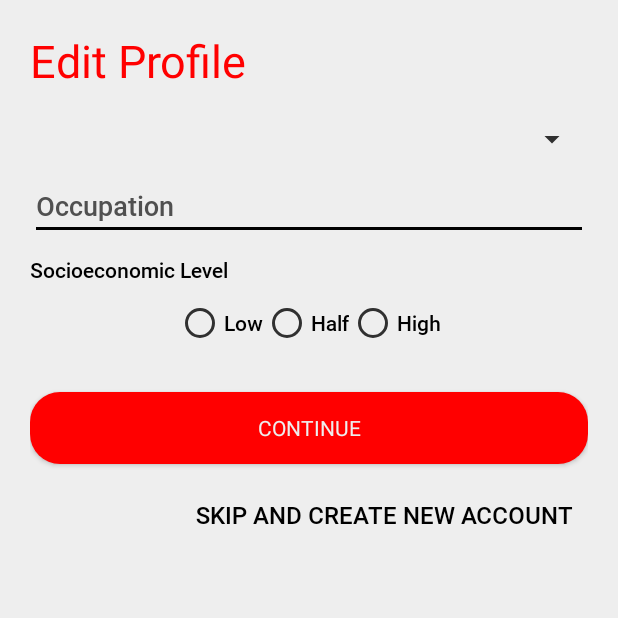
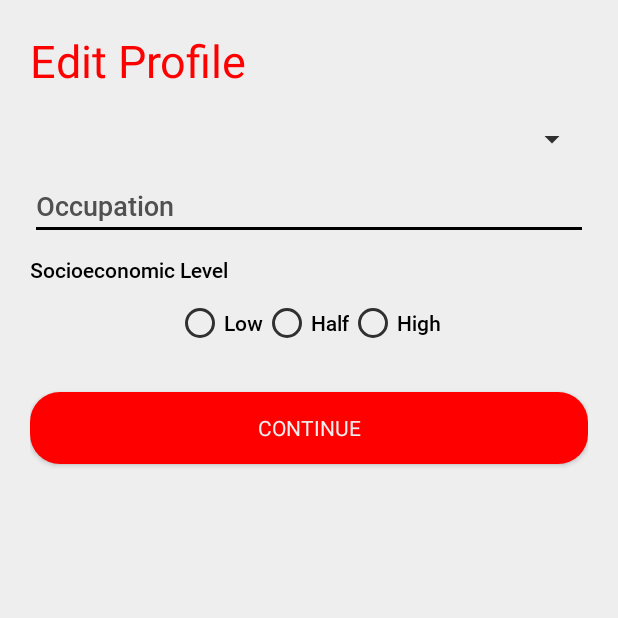
Before and after one commit to AlanDeJesusRamirezValencia/Perceptor_de_Inseguridad, an Android app: the fragment EditUserFragment shown on its own in the app's theme, on a phone screen of 412 x 824 dp, the top half of it. Run offline under Robolectric (Android 15) with nearby library versions, the phone set to English and light mode, and no system bars; our stand-ins replace Volley; network calls fail; Roboto replaces fonts that are not available here.

Commit message:
Se eliminó un error de compilación en EditUserFragment.java mapFragment.java fue renombrado a MapFragment.java activity_main.xml fue renombrado por activity_dashboard.xml MainActivity.java fue renombrado por DashboardActivity.java

```diff
--- a/app/src/main/java/com/example/perceptordeinseguridad/MainActivity.java
+++ b/app/src/main/java/com/example/perceptordeinseguridad/DashboardActivity.java
@@ -8,12 +8,12 @@ import android.os.PersistableBundle;
  * App Main activity.
  * This Activity contains the navigation host fragment.
  */
-public class MainActivity extends AppCompatActivity {
+public class DashboardActivity extends AppCompatActivity {
 
     /**A simple {@link AppCompatActivity#onCreate(Bundle, PersistableBundle)} overwritten method */
     @Override
     protected void onCreate(Bundle savedInstanceState) {
         super.onCreate(savedInstanceState);
-        setContentView(R.layout.activity_main);
+        setContentView(R.layout.activity_dashboard);
     }
 }
--- a/app/src/main/java/com/example/perceptordeinseguridad/EditUserFragment.java
+++ b/app/src/main/java/com/example/perceptordeinseguridad/EditUserFragment.java
@@ -43,16 +43,12 @@ public class EditUserFragment extends Fragment implements AdapterView.OnItemSele
     /** Request method */
     final int method = Request.Method.POST;
 
-    /** Used to navigate to other fragments */
-    private View view;
-
     private Spinner nationalities;
     private int selectedCountry = 0;
     private EditText occupation;
     private RadioButton middle;
     private RadioButton low;
     private RadioButton high;
-    private Button skipAndRecord;
     private Button record;
     private RequestQueue queue;
     private Map<String, String> parameters;
@@ -74,10 +70,8 @@ public class EditUserFragment extends Fragment implements AdapterView.OnItemSele
         middle = view.findViewById(R.id.radioButtonMiddle);
         high = view.findViewById(R.id.radioButtonHigh);
         record = view.findViewById(R.id.buttonRegistrar1);
-        skipAndRecord = view.findViewById(R.id.buttonSkipAndRecord);
         queue = Volley.newRequestQueue(requireContext());
         parameters = new HashMap<>();
-        this.view = view;
         return view;
     }
 
@@ -90,7 +84,6 @@ public class EditUserFragment extends Fragment implements AdapterView.OnItemSele
                 sendRequest();
             }
         });
-        skipAndRecord.setOnClickListener(v -> sendRequest());
     }
 
     private boolean checkFilledFields(){
--- a/app/src/main/java/com/example/perceptordeinseguridad/mapFragment.java
+++ b/app/src/main/java/com/example/perceptordeinseguridad/MapFragment.java
@@ -46,7 +46,7 @@ import java.util.Map;
 /**
  * A simple {@link Fragment} subclass.
  */
-public class mapFragment extends Fragment implements OnMapReadyCallback {
+public class MapFragment extends Fragment implements OnMapReadyCallback {
 
     private FusedLocationProviderClient provider;
     private MapView mapView;
--- a/app/src/main/res/layout/activity_main.xml
+++ b/app/src/main/res/layout/activity_dashboard.xml
@@ -4,7 +4,7 @@
     xmlns:tools="http://schemas.android.com/tools"
     android:layout_width="match_parent"
     android:layout_height="match_parent"
-    tools:context=".MainActivity"
+    tools:context=".DashboardActivity"
     android:background="@color/activityBackground">
 
     <androidx.fragment.app.FragmentContainerView
--- a/app/src/main/res/layout/fragment_edit_user.xml
+++ b/app/src/main/res/layout/fragment_edit_user.xml
@@ -86,17 +86,6 @@
                 android:fontFamily="@font/roboto_black"
                 android:text="@string/next"
                 android:textColor="@color/activityBackground" />
-
-            <Button
-                android:id="@+id/buttonSkipAndRecord"
-                android:layout_width="wrap_content"
-                android:layout_height="wrap_content"
-                android:layout_gravity="end"
-                android:background="@android:color/transparent"
-                android:padding="10dp"
-                android:text="@string/skip_and_create_new_account"
-                android:textColor="@color/colorSecondaryDark"
-                android:textSize="16sp" />
         </LinearLayout>
 
 </ScrollView>
--- a/app/src/main/res/layout/fragment_history.xml
+++ b/app/src/main/res/layout/fragment_history.xml
@@ -50,7 +50,7 @@
             android:layout_height="match_parent"
             android:layout_gravity="start"
             android:fontFamily="@font/roboto_black"
-            android:text="@string/history"
+            android:text="@string/empty_value"
             android:textColor="@color/colorPrimary"
             android:textSize="30sp" />
     </LinearLayout>
--- a/app/src/main/res/layout/fragment_map.xml
+++ b/app/src/main/res/layout/fragment_map.xml
@@ -6,7 +6,7 @@
     android:layout_width="match_parent"
     android:layout_height="match_parent"
     android:background="@color/activityBackground"
-    tools:context=".mapFragment">
+    tools:context=".MapFragment">
 
     <LinearLayout
         android:id="@+id/linearLayout"
--- a/app/src/main/res/layout/fragment_sent.xml
+++ b/app/src/main/res/layout/fragment_sent.xml
@@ -58,7 +58,7 @@
             android:background="@drawable/background_add_location"
             android:contentDescription="@string/report_title"
             android:text="@string/report"
-            android:textColor="@color/colorSecondary" />
+            android:textColor="@color/activityBackground" />
 
     </LinearLayout>
 
--- a/app/src/main/res/navigation/nav_graph.xml
+++ b/app/src/main/res/navigation/nav_graph.xml
@@ -261,7 +261,7 @@
     </fragment>
     <fragment
         android:id="@+id/mapFragment"
-        android:name="com.example.perceptordeinseguridad.mapFragment"
+        android:name="com.example.perceptordeinseguridad.MapFragment"
         android:label="fragment_map"
         tools:layout="@layout/fragment_map" >
         <action
--- a/build.gradle
+++ b/build.gradle
@@ -5,7 +5,7 @@ buildscript {
         jcenter()
     }
     dependencies {
-        classpath 'com.android.tools.build:gradle:4.0.1'
+        classpath 'com.android.tools.build:gradle:4.1.0'
 
         def nav_version = "2.3.0-beta01"
         classpath "androidx.navigation:navigation-safe-args-gradle-plugin:$nav_version"
```
Also changed, not shown: app/src/main/AndroidManifest.xml (+4 -3 lines), app/src/main/java/com/example/perceptordeinseguridad/StartLocationFragment.java (+3 -4 lines), app/src/main/res/values/strings.xml (+21 -22 lines), gradle/wrapper/gradle-wrapper.properties, 1 other file.
